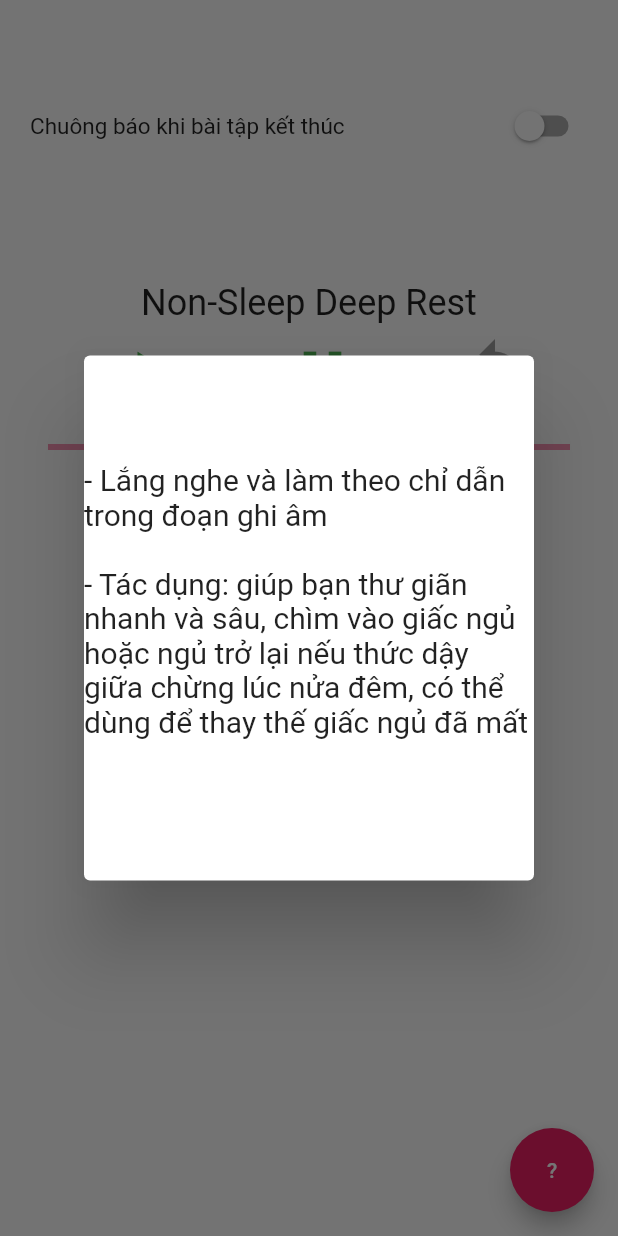
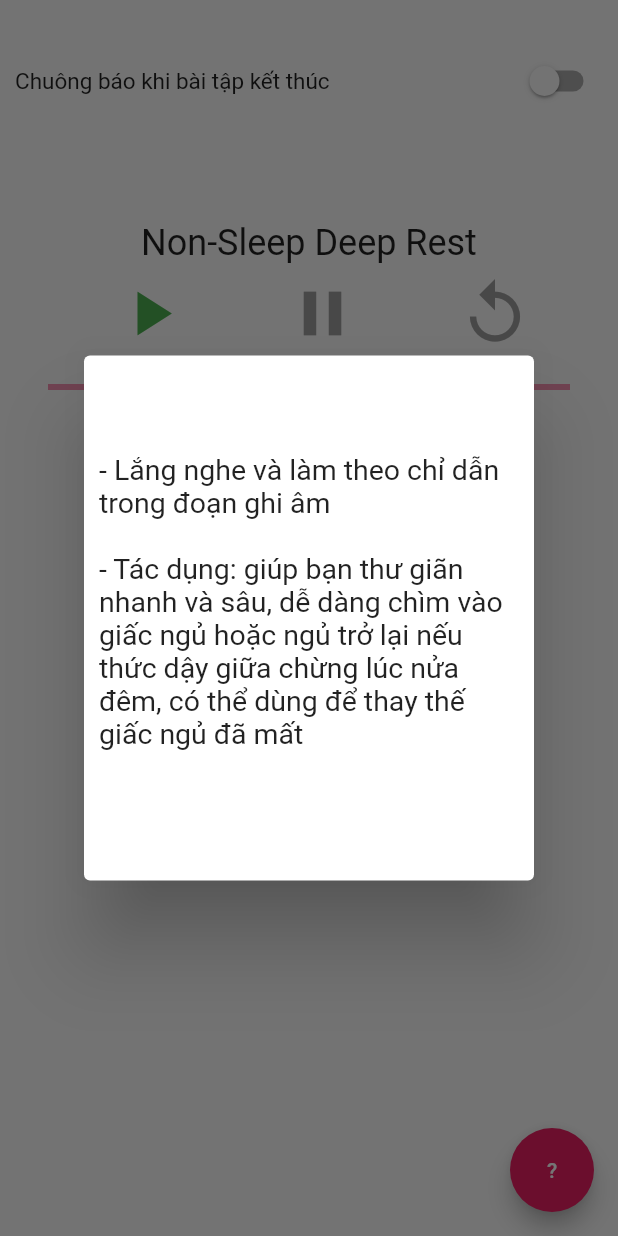
Before and after one commit to thivux/cp22_stress, a Flutter app: the NSDR screen opened directly, after a tap on an icon or button, on a phone screen of 412 x 824 dp. Run offline on Flutter 3.47's test engine with Material 2 defaults, Android fonts, the phone set to English and light mode, and no system bars; our stand-ins replace audioplayers; statements that could not run were skipped.

Commit message:
Minh v0.2

```diff
--- a/lib/nsdr.dart
+++ b/lib/nsdr.dart
@@ -1,12 +1,10 @@
 import 'dart:async';
 
 import 'package:audioplayers/audioplayers.dart';
-import 'package:flutter/cupertino.dart';
 import 'package:flutter/material.dart';
 import 'audio_player.dart';
 import 'alarm.dart';
 
-// test nsdr
 void main() {
   runApp(const MaterialApp(
     home: NSDR(),
@@ -26,7 +24,7 @@ class NSDRState extends State<NSDR> {
   static const iconSize = 50.0;
 
   final nsdrPlayer = AudioAssetPlayer('nsdr.mp3');
-  // final nsdrPlayer = AudioAssetPlayer('alarm.wav');
+
   AudioAssetPlayer alarmPlayer = AudioAssetPlayer('alarm.wav');
 
   // stuff need getting update: state & progress
@@ -46,7 +44,6 @@ class NSDRState extends State<NSDR> {
           nsdrPlayer.progressStream.listen((p) => setState(() => progress = p));
       stateSubscription =
           nsdrPlayer.stateStream.listen((s) => setState(() => state = s));
-      // print('fuck you: ' + progress.toString()); -> only gets called once
     });
     super.initState();
   }
@@ -60,45 +57,37 @@ class NSDRState extends State<NSDR> {
 
   AlarmSwitch alarmSwitch = AlarmSwitch();
 
-  // print('alarm being called');
-
   @override
   Widget build(BuildContext context) {
     return Scaffold(
       // backgroundColor: Colors.blue[100],
       body: Center(
-        // child: Padding(
         child: Column(
-          // padding: const EdgeInsets.all(16.0),
           mainAxisAlignment: MainAxisAlignment.start,
           children: [
             const Padding(
-              padding: EdgeInsets.all(20),
+              padding: EdgeInsets.all(10),
             ),
             Container(
-              padding: const EdgeInsets.all(20.0),
+              padding: const EdgeInsets.all(10.0),
               child: alarmSwitch,
             ),
             const Padding(padding: EdgeInsets.all(30)),
             FutureBuilder<void>(
               future: initFuture,
               builder: (context, snapshot) {
-                // print('context: ' + context.toString());
-                // print('snapshot: ' + snapshot.toString());
-
                 if (snapshot.connectionState != ConnectionState.done) {
                   return const Text('loading');
                 }
 
-                print('alarm on: ' + alarmSwitch.alarmOn.toString());
+                Text('alarm on: ' + alarmSwitch.alarmOn.toString());
                 // -> this gets updated constantly
                 if (state == PlayerState.COMPLETED) {
-                  print('c0mpleted');
+                  const Text('completed');
                   if (alarmSwitch.alarmOn == true) {
                     alarmPlayer.play();
                   }
                 }
-
                 return Column(
                   mainAxisAlignment: MainAxisAlignment.center,
                   mainAxisSize: MainAxisSize.min,
@@ -110,11 +99,11 @@ class NSDRState extends State<NSDR> {
                       children: [
                         buildPlayButton(),
                         buildPauseButton(),
-                        buildStopButton(),
+                        buildResetButton(),
                       ],
                     ),
                     Padding(
-                      padding: EdgeInsets.all(32.0),
+                      padding: const EdgeInsets.all(32.0),
                       child: LinearProgressIndicator(
                         value: progress,
                       ),
@@ -157,26 +146,27 @@ class NSDRState extends State<NSDR> {
   }
 
   Widget buildPauseButton() {
-    if (state == PlayerState.PAUSED) {
-      return const IconButton(
-          onPressed: null,
-          icon: Icon(
+    if (state == PlayerState.PLAYING) {
+      return IconButton(
+          onPressed: nsdrPlayer.pause,
+          icon: const Icon(
             Icons.pause,
-            color: Colors.grey,
+            color: Colors.green,
             size: iconSize,
           ));
     }
-
-    return IconButton(
-        onPressed: nsdrPlayer.pause,
-        icon: const Icon(
+    // if (state == PlayerState.PAUSED) {
+    return const IconButton(
+        onPressed: null,
+        icon: Icon(
           Icons.pause,
-          color: Colors.green,
+          color: Colors.grey,
           size: iconSize,
         ));
+    // }
   }
 
-  Widget buildStopButton() {
+  Widget buildResetButton() {
     if (state == PlayerState.STOPPED) {
       return const IconButton(
           onPressed: null,
@@ -200,16 +190,19 @@ class NSDRState extends State<NSDR> {
     return showDialog(
         context: context,
         builder: (context) {
-          return const Dialog(
+          return Dialog(
             child: SizedBox(
               width: 300,
               height: 350,
               child: Center(
-                child: Text(
-                  '- Lắng nghe và làm theo chỉ dẫn trong đoạn ghi âm \n\n- Tác dụng: giúp bạn thư giãn nhanh và sâu, chìm vào giấc ngủ hoặc ngủ trở lại nếu thức dậy giữa chừng lúc nửa đêm, có thể dùng để thay thế giấc ngủ đã mất\n',
-                  // '- Nguồn khoa học nghiên cứu (trích): published by Front Psychiatry (https://www.ncbi.nlm.nih.gov/pmc/articles/PMC6361823/)',
-                  style: TextStyle(
-                    fontSize: 20,
+                child: Container(
+                  padding: EdgeInsets.all(10.0),
+                  child: const Text(
+                    '- Lắng nghe và làm theo chỉ dẫn trong đoạn ghi âm \n\n- Tác dụng: giúp bạn thư giãn nhanh và sâu, dễ dàng chìm vào giấc ngủ hoặc ngủ trở lại nếu thức dậy giữa chừng lúc nửa đêm, có thể dùng để thay thế giấc ngủ đã mất\n',
+                    // '- Nguồn khoa học nghiên cứu (trích): published by Front Psychiatry (https://www.ncbi.nlm.nih.gov/pmc/articles/PMC6361823/)',
+                    style: TextStyle(
+                      fontSize: 19,
+                    ),
                   ),
                 ),
               ),
```
